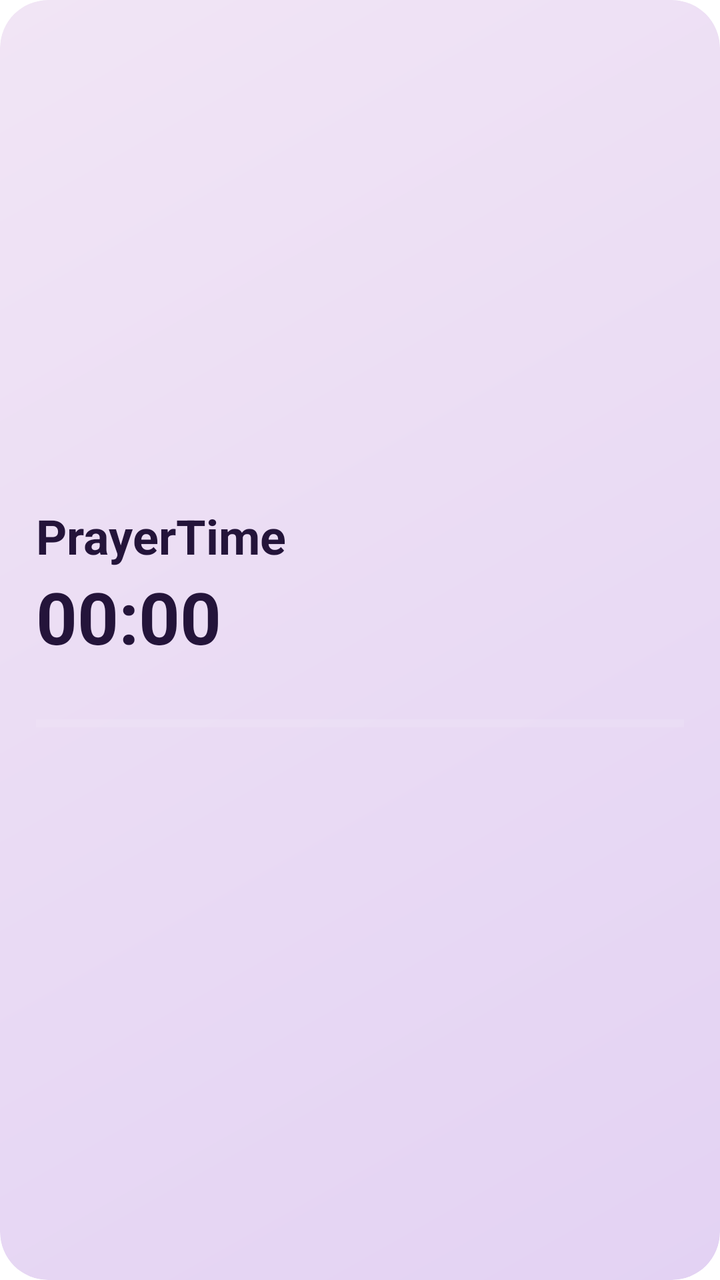
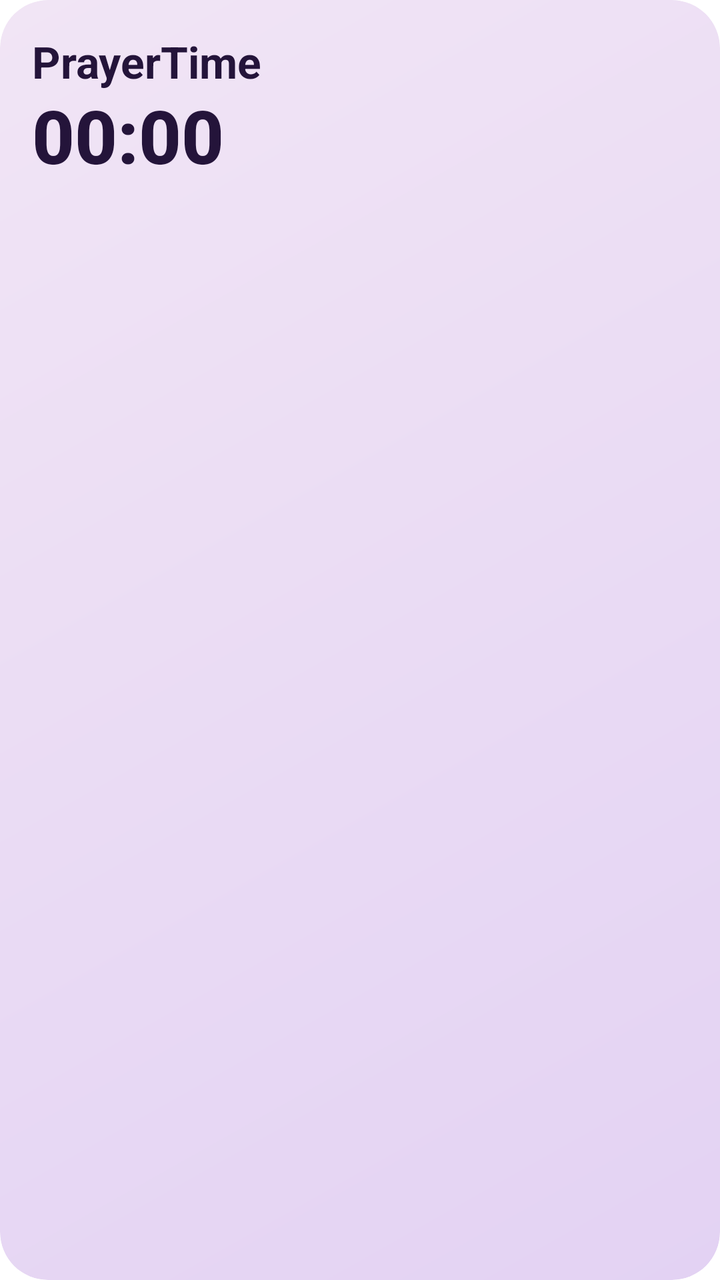

An Android layout rendered at two revisions. The XML below is the earlier revision; the diff shows what the commit changed to produce the second picture.
<!-- AndroidManifest.xml: fallback theme Theme.MaterialComponents.DayNight.NoActionBar -->
<!-- res/layout/prayertime_hero_widget.xml -->
<FrameLayout xmlns:android="http://schemas.android.com/apk/res/android" android:id="@+id/widget_root" android:layout_width="match_parent" android:layout_height="match_parent" android:background="@drawable/prayertime_widget_background" android:clipToOutline="true">
<ImageView android:id="@+id/widget_artwork" android:layout_width="match_parent" android:layout_height="match_parent" android:scaleType="centerCrop" android:importantForAccessibility="no" />
<LinearLayout android:layout_width="match_parent" android:layout_height="match_parent" android:padding="18dp" android:orientation="vertical" android:gravity="center_vertical">
<LinearLayout android:layout_width="match_parent" android:layout_height="wrap_content" android:orientation="horizontal" android:gravity="center_vertical">
<TextView android:id="@+id/widget_prayer" android:layout_width="0dp" android:layout_weight="1" android:layout_height="wrap_content" android:text="PrayerTime" android:textSize="24sp" android:textStyle="bold" android:maxLines="1" android:ellipsize="end" android:textColor="#24143A" />
<TextView android:id="@+id/widget_phase" android:layout_width="wrap_content" android:layout_height="wrap_content" android:textSize="11sp" android:textColor="#6F4B94" android:maxLines="1" />
</LinearLayout>
<Chronometer android:id="@+id/widget_countdown" android:layout_width="match_parent" android:layout_height="52dp" android:textSize="36sp" android:textStyle="bold" android:textColor="#24143A" android:format="%s" android:maxLines="1" />
<TextView android:id="@+id/widget_target" android:layout_width="match_parent" android:layout_height="wrap_content" android:textSize="10sp" android:textColor="#6F4B94" android:maxLines="1" android:ellipsize="end" />
<ProgressBar android:id="@+id/widget_progress" style="?android:attr/progressBarStyleHorizontal" android:layout_width="match_parent" android:layout_height="4dp" android:layout_marginTop="10dp" android:progressTint="#6F4B94" android:progressBackgroundTint="#60FFFFFF" android:indeterminate="false" android:max="1000" />
<LinearLayout android:layout_width="match_parent" android:layout_height="wrap_content" android:layout_marginTop="10dp" android:orientation="horizontal">
<TextView android:id="@+id/widget_footer" android:layout_width="0dp" android:layout_weight="1" android:layout_height="wrap_content" android:textSize="11sp" android:textColor="#24143A" android:maxLines="1" android:ellipsize="end" />
<TextView android:id="@+id/widget_footer_time" android:layout_width="wrap_content" android:layout_height="wrap_content" android:textSize="11sp" android:textStyle="bold" android:textColor="#24143A" android:maxLines="1" />
</LinearLayout></LinearLayout></FrameLayout>
<!-- resources referenced by this layout -->
<resources>
  <!-- drawable prayertime_widget_background (drawable) -->
  <shape xmlns:android="http://schemas.android.com/apk/res/android">
    <gradient android:angle="315" android:startColor="#F1E5F5" android:endColor="#E3D2F3" />
    <corners android:radius="24dp" />
  </shape>
</resources>

<!-- the commit's change to res/layout/prayertime_hero_widget.xml (unified diff, before → after) -->
@@ -1,14 +1,15 @@
+<?xml version='1.0' encoding='utf-8'?>
 <FrameLayout xmlns:android="http://schemas.android.com/apk/res/android" android:id="@+id/widget_root" android:layout_width="match_parent" android:layout_height="match_parent" android:background="@drawable/prayertime_widget_background" android:clipToOutline="true">
-<ImageView android:id="@+id/widget_artwork" android:layout_width="match_parent" android:layout_height="match_parent" android:scaleType="centerCrop" android:importantForAccessibility="no" />
-<LinearLayout android:layout_width="match_parent" android:layout_height="match_parent" android:padding="18dp" android:orientation="vertical" android:gravity="center_vertical">
-<LinearLayout android:layout_width="match_parent" android:layout_height="wrap_content" android:orientation="horizontal" android:gravity="center_vertical">
-<TextView android:id="@+id/widget_prayer" android:layout_width="0dp" android:layout_weight="1" android:layout_height="wrap_content" android:text="PrayerTime" android:textSize="24sp" android:textStyle="bold" android:maxLines="1" android:ellipsize="end" android:textColor="#24143A" />
-<TextView android:id="@+id/widget_phase" android:layout_width="wrap_content" android:layout_height="wrap_content" android:textSize="11sp" android:textColor="#6F4B94" android:maxLines="1" />
-</LinearLayout>
-<Chronometer android:id="@+id/widget_countdown" android:layout_width="match_parent" android:layout_height="52dp" android:textSize="36sp" android:textStyle="bold" android:textColor="#24143A" android:format="%s" android:maxLines="1" />
-<TextView android:id="@+id/widget_target" android:layout_width="match_parent" android:layout_height="wrap_content" android:textSize="10sp" android:textColor="#6F4B94" android:maxLines="1" android:ellipsize="end" />
-<ProgressBar android:id="@+id/widget_progress" style="?android:attr/progressBarStyleHorizontal" android:layout_width="match_parent" android:layout_height="4dp" android:layout_marginTop="10dp" android:progressTint="#6F4B94" android:progressBackgroundTint="#60FFFFFF" android:indeterminate="false" android:max="1000" />
-<LinearLayout android:layout_width="match_parent" android:layout_height="wrap_content" android:layout_marginTop="10dp" android:orientation="horizontal">
-<TextView android:id="@+id/widget_footer" android:layout_width="0dp" android:layout_weight="1" android:layout_height="wrap_content" android:textSize="11sp" android:textColor="#24143A" android:maxLines="1" android:ellipsize="end" />
-<TextView android:id="@+id/widget_footer_time" android:layout_width="wrap_content" android:layout_height="wrap_content" android:textSize="11sp" android:textStyle="bold" android:textColor="#24143A" android:maxLines="1" />
-</LinearLayout></LinearLayout></FrameLayout>
+    <ImageView android:id="@+id/widget_artwork" android:layout_width="match_parent" android:layout_height="match_parent" android:scaleType="fitXY" android:importantForAccessibility="no" />
+    <LinearLayout android:id="@+id/widget_content" android:layout_width="match_parent" android:layout_height="match_parent" android:orientation="vertical" android:padding="16dp">
+        <TextView android:id="@+id/widget_prayer" style="@style/PrayerTimeWidgetText" android:layout_width="match_parent" android:layout_height="wrap_content" android:textSize="22sp" android:text="PrayerTime" android:textStyle="bold" android:autoSizeTextType="uniform" android:autoSizeMinTextSize="14sp" android:autoSizeMaxTextSize="22sp" android:autoSizeStepGranularity="1sp" />
+        <Chronometer android:id="@+id/widget_countdown" android:layout_width="match_parent" android:layout_height="44dp" android:layout_marginTop="2dp" android:gravity="start|center_vertical" android:textSize="37sp" android:textStyle="bold" android:fontFamily="sans-serif-medium" android:textColor="#24143A" android:maxLines="1" android:fontFeatureSettings="tnum" android:includeFontPadding="false" android:autoSizeTextType="uniform" android:autoSizeMinTextSize="24sp" android:autoSizeMaxTextSize="37sp" android:autoSizeStepGranularity="1sp" />
+        <TextView android:id="@+id/widget_window" style="@style/PrayerTimeWidgetText" android:layout_width="match_parent" android:layout_height="wrap_content" android:textSize="10sp" android:text="" android:layout_marginTop="2dp" android:autoSizeTextType="uniform" android:autoSizeMinTextSize="9sp" android:autoSizeMaxTextSize="10sp" android:autoSizeStepGranularity="1sp" />
+        <FrameLayout android:layout_width="1dp" android:layout_height="0dp" android:layout_weight="1" />
+        <ImageView android:id="@+id/widget_progress" android:layout_width="match_parent" android:layout_height="3dp" android:scaleType="fitXY" android:importantForAccessibility="no" />
+        <LinearLayout android:layout_width="match_parent" android:layout_height="wrap_content" android:layout_marginTop="10dp" android:orientation="horizontal" android:gravity="center_vertical">
+            <TextView android:id="@+id/widget_footer" style="@style/PrayerTimeWidgetText" android:layout_width="0dp" android:layout_height="wrap_content" android:textSize="11sp" android:text="" android:layout_weight="1" />
+            <TextView android:id="@+id/widget_footer_time" style="@style/PrayerTimeWidgetText" android:layout_width="wrap_content" android:layout_height="wrap_content" android:textSize="12sp" android:text="" android:layout_marginStart="8dp" android:textStyle="bold" />
+        </LinearLayout>
+    </LinearLayout>
+</FrameLayout>
<!-- resource entries referenced after the edit -->
@@ -5,5 +5,14 @@
     <gradient android:angle="315" android:startColor="#F1E5F5" android:endColor="#E3D2F3" />
     <corners android:radius="24dp" />
   </shape>
+  <style name="PrayerTimeWidgetText">
+          <item name="android:fontFamily">sans-serif</item>
+          <item name="android:textColor">#24143A</item>
+          <item name="android:maxLines">1</item>
+          <item name="android:ellipsize">end</item>
+          <item name="android:gravity">start|center_vertical</item>
+          <item name="android:includeFontPadding">true</item>
+          <item name="android:fontFeatureSettings">tnum</item>
+      </style>
 </resources>
 
